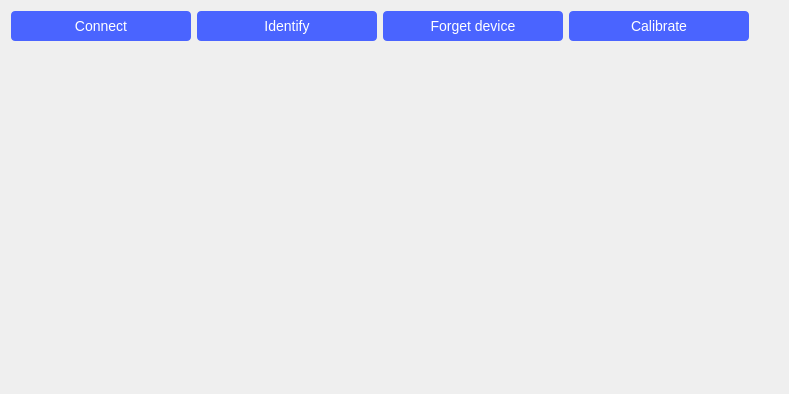
Before: the Qt Designer form ui/info_page.ui in analogdevicesinc/scopy, drawn with Qt 5.
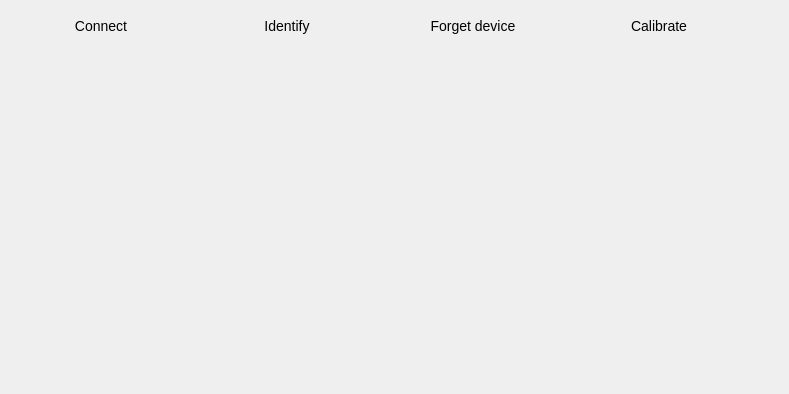
After: the same form once the commit is applied.

```diff
--- a/ui/info_page.ui
+++ b/ui/info_page.ui
@@ -14,24 +14,7 @@
    <string>Form</string>
   </property>
   <property name="styleSheet">
-   <string notr="true">/*background-color:black;*/
-QCheckBox {
-  spacing: 8px;
-  background-color: transparent;
-  font-size: 14px;
-  font-weight: bold;
-
-  color: rgba(255, 255, 255, 153);
-}
-
-QCheckBox::indicator {
-  width: 14px;
-  height: 14px;
-  border: 2px solid rgb(74,100,255);
-  border-radius: 4px;
-}
-QCheckBox::indicator:unchecked { background-color: transparent; }
-QCheckBox::indicator:checked { background-color: rgb(74,100,255); }</string>
+   <string notr="true"/>
   </property>
   <layout class="QGridLayout" name="gridLayout">
    <item row="0" column="2">
@@ -60,24 +43,8 @@
   max-height: 30px;
 
   border: 0px;
-  border-radius: 4px;
-
-  background-color: #4a64ff;
-  color: #ffffff;
 
   font-size: 14px;
-}
-
-QPushButton:pressed {
-  background-color: #2a44df;
-}
-
-QPushButton:hover {
-	background-color: #4a34ff;
-}
-
-QPushButton:disabled {
-  background-color:  #727273;
 }</string>
      </property>
      <property name="text">
@@ -108,25 +75,8 @@
      <property name="styleSheet">
       <string notr="true">QPushButton {
   	border: 0px;
-  	border-radius: 4px;
-  	background-color: #4a64ff;
-	color: #ffffff;
   	font-size: 14px;
 }
-
-QPushButton:hover
-{
-background-color: #4a34ff;
-}
-
-QPushButton:disabled {
-background-color: gray;
-color:white;
-}
-
-QPushButton:disabled {
-  background-color:  #727273;
-}
 </string>
      </property>
      <property name="text">
@@ -291,25 +241,10 @@
   max-height: 30px;
 
   border: 0px;
-  border-radius: 4px;
-
-  background-color: #4a64ff;
-  color: #ffffff;
 
   font-size: 14px;
 }
-
-QPushButton:pressed {
-  background-color: #2a44df;
-}
-
-QPushButton:hover {
-	background-color: #4a34ff;
-}
-
-QPushButton:disabled {
-  background-color:  #727273;
-}</string>
+</string>
      </property>
      <property name="text">
       <string>Calibrate</string>
@@ -342,24 +277,8 @@
   max-height: 30px;
 
   border: 0px;
-  border-radius: 4px;
-
-  background-color: #4a64ff;
-  color: #ffffff;
 
   font-size: 14px;
-}
-
-QPushButton:pressed {
-  background-color: #2a44df;
-}
-
-QPushButton:hover {
-	background-color: #4a34ff;
-}
-
-QPushButton:disabled {
-  background-color:  #727273;
 }</string>
      </property>
      <property name="text">
```
Left out of the diff: 19 changed lines with no effect on the pictures.
